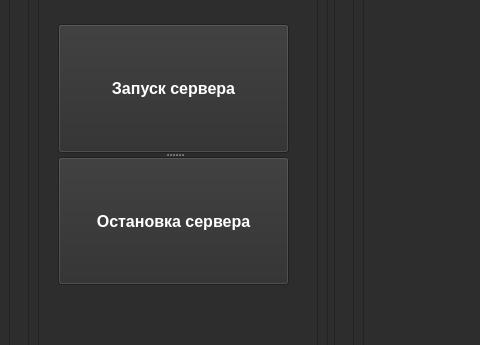
Before: the Qt Designer form GUI/system_gui.ui in GhostTonyRus/Antivirus, drawn with Qt 5; both pictures show x 0 to 480 and y 287 to 632 of the 1193 by 965 pixel window.
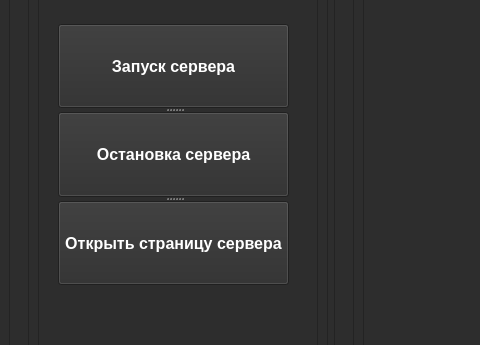
After: the same form once the commit is applied.

The edit to the form file:
```diff
--- a/GUI/system_gui.ui
+++ b/GUI/system_gui.ui
@@ -533,6 +533,18 @@
                        <string>Остановка сервера</string>
                       </property>
                      </widget>
+                     <widget class="QPushButton" name="btn_show_server_page">
+                      <property name="font">
+                       <font>
+                        <pointsize>12</pointsize>
+                        <weight>75</weight>
+                        <bold>true</bold>
+                       </font>
+                      </property>
+                      <property name="text">
+                       <string>Открыть страницу сервера</string>
+                      </property>
+                     </widget>
                     </widget>
                    </widget>
                    <widget class="QWidget" name="page_3">
```
Left out of the diff: 13 changed lines with no effect on the pictures.
